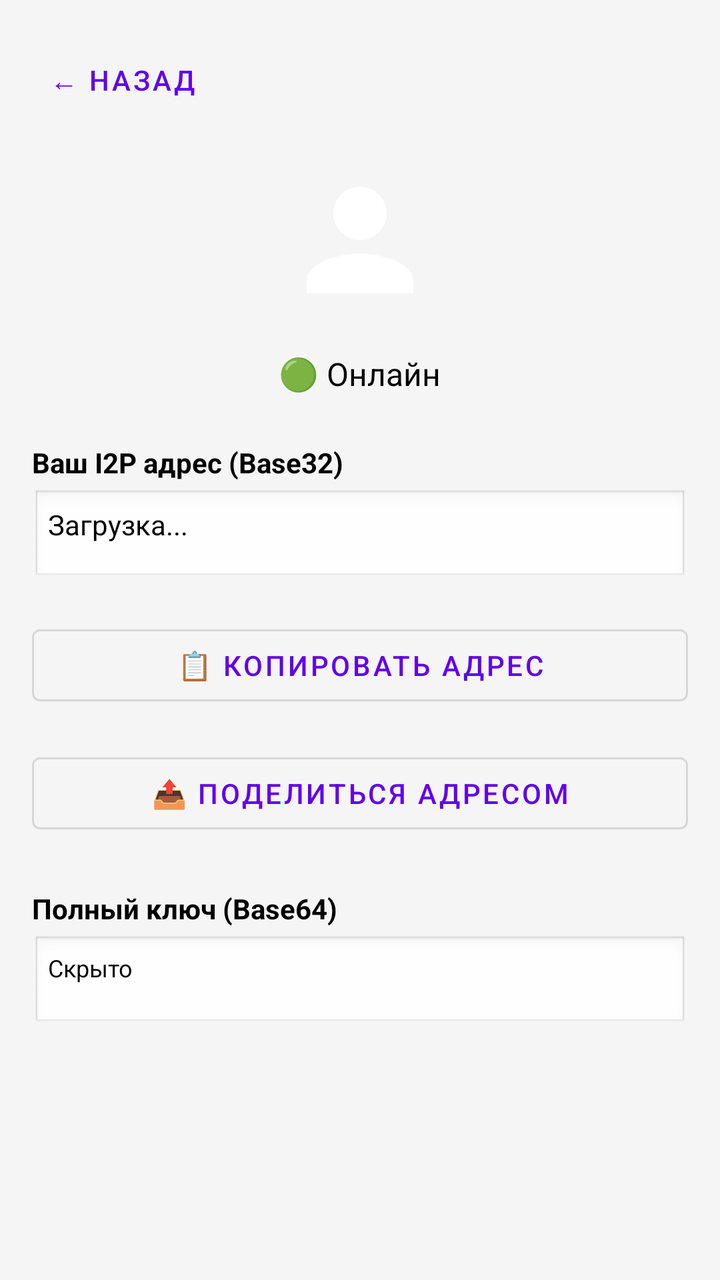
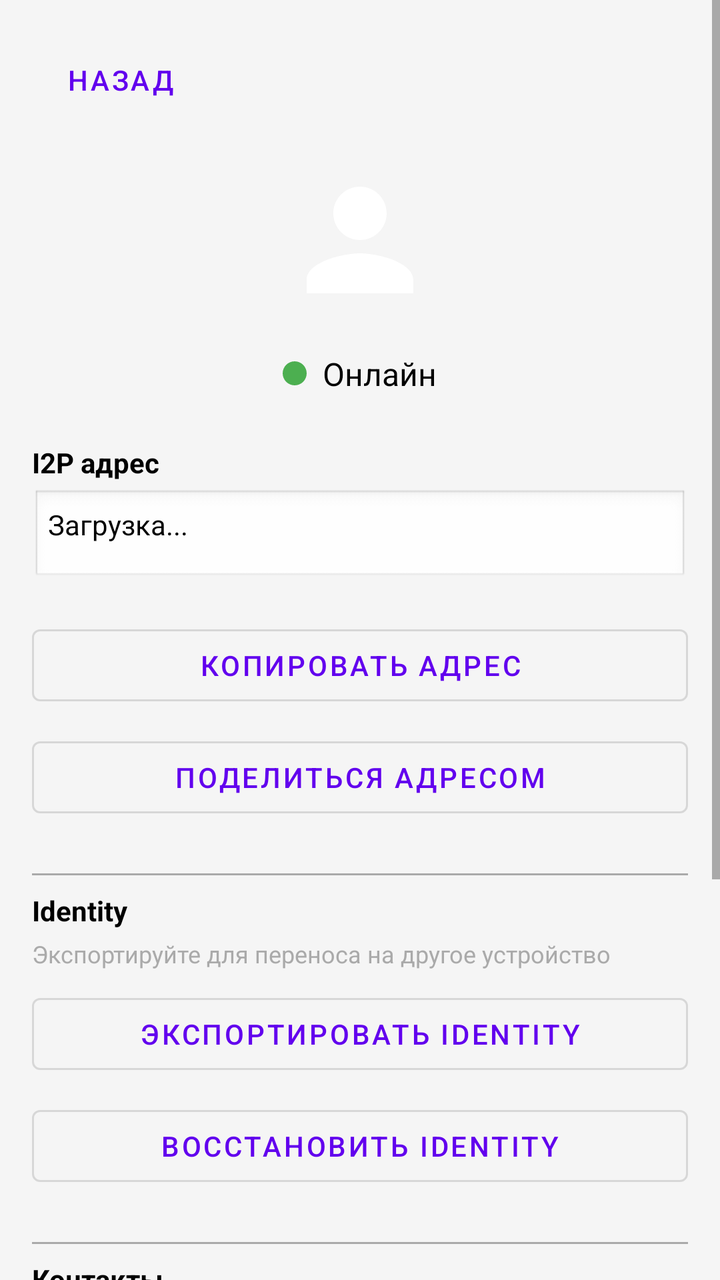

Compare the two renders of this Android layout. The source of the first and the diff that turns it into the second are given below.
<!-- AndroidManifest.xml: application theme Theme.I2PMessenger -->
<!-- res/layout/activity_profile.xml -->
<?xml version="1.0" encoding="utf-8"?>
<LinearLayout xmlns:android="http://schemas.android.com/apk/res/android"
    xmlns:app="http://schemas.android.com/apk/res-auto"
    android:layout_width="match_parent"
    android:layout_height="match_parent"
    android:orientation="vertical"
    android:padding="16dp"
    android:background="@color/light_gray">

    
    <Button
        android:id="@+id/btnBack"
        android:layout_width="wrap_content"
        android:layout_height="wrap_content"
        android:text="← Назад"
        style="@style/Widget.MaterialComponents.Button.TextButton"
        android:layout_marginBottom="16dp" />

    
    <ImageView
        android:layout_width="80dp"
        android:layout_height="80dp"
        android:src="@drawable/ic_avatar"
        android:layout_gravity="center_horizontal"
        android:layout_marginBottom="16dp" />

    
    <TextView
        android:id="@+id/tvStatus"
        android:layout_width="wrap_content"
        android:layout_height="wrap_content"
        android:text="🟢 Онлайн"
        android:textSize="16sp"
        android:textColor="@android:color/black"
        android:layout_gravity="center_horizontal"
        android:layout_marginBottom="24dp" />

    
    <TextView
        android:layout_width="wrap_content"
        android:layout_height="wrap_content"
        android:text="Ваш I2P адрес (Base32)"
        android:textStyle="bold"
        android:textSize="14sp"
        android:textColor="@android:color/black"
        android:layout_marginBottom="4dp" />

    <TextView
        android:id="@+id/tvMyAddress"
        android:layout_width="match_parent"
        android:layout_height="wrap_content"
        android:text="Загрузка..."
        android:textSize="14sp"
        android:textColor="@android:color/black"
        android:padding="8dp"
        android:background="@android:drawable/edit_text"
        android:layout_marginBottom="16dp" />

    
    <Button
        android:id="@+id/btnCopyAddress"
        android:layout_width="match_parent"
        android:layout_height="wrap_content"
        android:text="📋 Копировать адрес"
        style="@style/Widget.MaterialComponents.Button.OutlinedButton"
        android:layout_marginBottom="16dp" />

    <Button
        android:id="@+id/btnShareAddress"
        android:layout_width="match_parent"
        android:layout_height="wrap_content"
        android:text="📤 Поделиться адресом"
        style="@style/Widget.MaterialComponents.Button.OutlinedButton"
        android:layout_marginBottom="24dp" />

    
    <TextView
        android:layout_width="wrap_content"
        android:layout_height="wrap_content"
        android:text="Полный ключ (Base64)"
        android:textStyle="bold"
        android:textSize="14sp"
        android:textColor="@android:color/black"
        android:layout_marginBottom="4dp" />

    <TextView
        android:id="@+id/tvMyBase64"
        android:layout_width="match_parent"
        android:layout_height="wrap_content"
        android:text="Скрыто"
        android:textSize="12sp"
        android:textColor="@android:color/black"
        android:padding="8dp"
        android:background="@android:drawable/edit_text"
        android:layout_marginBottom="16dp" />

</LinearLayout>
<!-- resources referenced by this layout -->
<resources>
  <color name="light_gray">#F5F5F5</color>
  <!-- drawable ic_avatar (drawable) -->
  <vector xmlns:android="http://schemas.android.com/apk/res/android"
      android:width="24dp"
      android:height="24dp"
      android:viewportWidth="24.0"
      android:viewportHeight="24.0">
      <path
          android:fillColor="#FFFFFF"
          android:pathData="M12,12c2.21,0 4,-1.79 4,-4s-1.79,-4 -4,-4 -4,1.79 -4,4 1.79,4 4,4zM12,14c-2.67,0 -8,1.34 -8,4v2h16v-2c0,-2.66 -5.33,-4 -8,-4z" />
  </vector>
  <style name="Theme.I2PMessenger" parent="Theme.MaterialComponents.DayNight.NoActionBar">
          <item name="colorPrimary">@color/colorPrimary</item>
          <item name="colorPrimaryVariant">@color/colorPrimaryVariant</item>
          <item name="colorOnPrimary">@color/colorOnPrimary</item>
          <item name="colorSecondary">@color/colorSecondary</item>
          <item name="colorSecondaryVariant">@color/colorSecondaryVariant</item>
          <item name="colorOnSecondary">@color/colorOnSecondary</item>
          <item name="android:windowBackground">@color/light_gray</item>
          <item name="android:statusBarColor">?attr/colorPrimaryVariant</item>
      </style>
  <color name="colorPrimary">#6200EE</color>
  <color name="colorPrimaryVariant">#3700B3</color>
  <color name="colorOnPrimary">#FFFFFF</color>
  <color name="colorSecondary">#03DAC5</color>
  <color name="colorSecondaryVariant">#018786</color>
  <color name="colorOnSecondary">#000000</color>
</resources>

<!-- the commit's change to res/layout/activity_profile.xml (unified diff, before → after) -->
@@ -1,97 +1,198 @@
 <?xml version="1.0" encoding="utf-8"?>
-<LinearLayout xmlns:android="http://schemas.android.com/apk/res/android"
-    xmlns:app="http://schemas.android.com/apk/res-auto"
-    android:layout_width="match_parent"
-    android:layout_height="match_parent"
-    android:orientation="vertical"
-    android:padding="16dp"
-    android:background="@color/light_gray">
+<ScrollView
+     xmlns:android="http://schemas.android.com/apk/res/android"
+     xmlns:app="http://schemas.android.com/apk/res-auto"
+     android:layout_height="match_parent"
+     android:layout_width="match_parent"
+     android:fillViewport="true">
 
-    
-    <Button
-        android:id="@+id/btnBack"
-        android:layout_width="wrap_content"
-        android:layout_height="wrap_content"
-        android:text="← Назад"
-        style="@style/Widget.MaterialComponents.Button.TextButton"
-        android:layout_marginBottom="16dp" />
+    <LinearLayout
+         android:layout_height="wrap_content"
+         android:layout_width="match_parent"
+         android:background="@color/light_gray"
+         android:padding="16dp"
+         android:orientation="vertical">
 
-    
-    <ImageView
-        android:layout_width="80dp"
-        android:layout_height="80dp"
-        android:src="@drawable/ic_avatar"
-        android:layout_gravity="center_horizontal"
-        android:layout_marginBottom="16dp" />
+        <Button
+             android:layout_height="wrap_content"
+             android:layout_width="wrap_content"
+             android:layout_marginBottom="16dp"
+             style="@style/Widget.MaterialComponents.Button.TextButton"
+             android:id="@+id/btnBack"
+             android:text="Назад" />
 
-    
-    <TextView
-        android:id="@+id/tvStatus"
-        android:layout_width="wrap_content"
-        android:layout_height="wrap_content"
-        android:text="🟢 Онлайн"
-        android:textSize="16sp"
-        android:textColor="@android:color/black"
-        android:layout_gravity="center_horizontal"
-        android:layout_marginBottom="24dp" />
+        <ImageView
+             android:layout_height="80dp"
+             android:layout_width="80dp"
+             android:layout_marginBottom="16dp"
+             android:src="@drawable/ic_avatar"
+             android:layout_gravity="center_horizontal" />
 
-    
-    <TextView
-        android:layout_width="wrap_content"
-        android:layout_height="wrap_content"
-        android:text="Ваш I2P адрес (Base32)"
-        android:textStyle="bold"
-        android:textSize="14sp"
-        android:textColor="@android:color/black"
-        android:layout_marginBottom="4dp" />
+        <LinearLayout
+             android:layout_height="wrap_content"
+             android:layout_width="wrap_content"
+             android:layout_marginBottom="24dp"
+             android:gravity="center_vertical"
+             android:orientation="horizontal"
+             android:layout_gravity="center_horizontal">
 
-    <TextView
-        android:id="@+id/tvMyAddress"
-        android:layout_width="match_parent"
-        android:layout_height="wrap_content"
-        android:text="Загрузка..."
-        android:textSize="14sp"
-        android:textColor="@android:color/black"
-        android:padding="8dp"
-        android:background="@android:drawable/edit_text"
-        android:layout_marginBottom="16dp" />
+            <View
+                 android:layout_height="12dp"
+                 android:layout_width="12dp"
+                 android:layout_marginEnd="8dp"
+                 android:background="@drawable/indicator_online"
+                 android:id="@+id/statusIndicator" />
 
-    
-    <Button
-        android:id="@+id/btnCopyAddress"
-        android:layout_width="match_parent"
-        android:layout_height="wrap_content"
-        android:text="📋 Копировать адрес"
-        style="@style/Widget.MaterialComponents.Button.OutlinedButton"
-        android:layout_marginBottom="16dp" />
+            <TextView
+                 android:layout_height="wrap_content"
+                 android:layout_width="wrap_content"
+                 android:textSize="16sp"
+                 android:textColor="@android:color/black"
+                 android:id="@+id/tvStatus"
+                 android:text="Онлайн" />
 
-    <Button
-        android:id="@+id/btnShareAddress"
-        android:layout_width="match_parent"
-        android:layout_height="wrap_content"
-        android:text="📤 Поделиться адресом"
-        style="@style/Widget.MaterialComponents.Button.OutlinedButton"
-        android:layout_marginBottom="24dp" />
+        </LinearLayout>
 
-    
-    <TextView
-        android:layout_width="wrap_content"
-        android:layout_height="wrap_content"
-        android:text="Полный ключ (Base64)"
-        android:textStyle="bold"
-        android:textSize="14sp"
-        android:textColor="@android:color/black"
-        android:layout_marginBottom="4dp" />
+        <TextView
+             android:layout_height="wrap_content"
+             android:layout_width="wrap_content"
+             android:layout_marginBottom="4dp"
+             android:textSize="14sp"
+             android:textColor="@android:color/black"
+             android:text="I2P адрес"
+             android:textStyle="bold" />
 
-    <TextView
-        android:id="@+id/tvMyBase64"
-        android:layout_width="match_parent"
-        android:layout_height="wrap_content"
-        android:text="Скрыто"
-        android:textSize="12sp"
-        android:textColor="@android:color/black"
-        android:padding="8dp"
-        android:background="@android:drawable/edit_text"
-        android:layout_marginBottom="16dp" />
+        <TextView
+             android:layout_height="wrap_content"
+             android:layout_width="match_parent"
+             android:layout_marginBottom="16dp"
+             android:background="@android:drawable/edit_text"
+             android:padding="8dp"
+             android:textSize="14sp"
+             android:textColor="@android:color/black"
+             android:id="@+id/tvMyAddress"
+             android:text="Загрузка..." />
 
-</LinearLayout>
+        <Button
+             android:layout_height="wrap_content"
+             android:layout_width="match_parent"
+             android:layout_marginBottom="8dp"
+             style="@style/Widget.MaterialComponents.Button.OutlinedButton"
+             android:id="@+id/btnCopyAddress"
+             android:text="Копировать адрес" />
+
+        <Button
+             android:layout_height="wrap_content"
+             android:layout_width="match_parent"
+             android:layout_marginBottom="16dp"
+             style="@style/Widget.MaterialComponents.Button.OutlinedButton"
+             android:id="@+id/btnShareAddress"
+             android:text="Поделиться адресом" />
+
+        <View
+             android:layout_height="1dp"
+             android:layout_width="match_parent"
+             android:layout_marginVertical="8dp"
+             android:background="@android:color/darker_gray" />
+
+        <TextView
+             android:layout_height="wrap_content"
+             android:layout_width="wrap_content"
+             android:layout_marginBottom="4dp"
+             android:textSize="14sp"
+             android:textColor="@android:color/black"
+             android:text="Identity"
+             android:textStyle="bold" />
+
+        <TextView
+             android:layout_height="wrap_content"
+             android:layout_width="match_parent"
+             android:layout_marginBottom="8dp"
+             android:textSize="12sp"
+             android:textColor="@android:color/darker_gray"
+             android:text="Экспортируйте для переноса на другое устройство" />
+
+        <Button
+             android:layout_height="wrap_content"
+             android:layout_width="match_parent"
+             android:layout_marginBottom="8dp"
+             style="@style/Widget.MaterialComponents.Button.OutlinedButton"
+             android:id="@+id/btnExportIdentity"
+             android:text="Экспортировать identity" />
+
+        <Button
+             android:layout_height="wrap_content"
+             android:layout_width="match_parent"
+             android:layout_marginBottom="16dp"
+             style="@style/Widget.MaterialComponents.Button.OutlinedButton"
+             android:id="@+id/btnImportIdentity"
+             android:text="Восстановить identity" />
+
+        <View
+             android:layout_height="1dp"
+             android:layout_width="match_parent"
+             android:layout_marginVertical="8dp"
+             android:background="@android:color/darker_gray" />
+
+        <TextView
+             android:layout_height="wrap_content"
+             android:layout_width="wrap_content"
+             android:layout_marginBottom="4dp"
+             android:textSize="14sp"
+             android:textColor="@android:color/black"
+             android:text="Контакты"
+             android:textStyle="bold" />
+
+        <TextView
+             android:layout_height="wrap_content"
+             android:layout_width="match_parent"
+             android:layout_marginBottom="8dp"
+             android:textSize="12sp"
+             android:textColor="@android:color/darker_gray"
+             android:text="Экспортируйте все контакты для переноса на другое устройство" />
+
+        <Button
+             android:layout_height="wrap_content"
+             android:layout_width="match_parent"
+             android:layout_marginBottom="8dp"
+             style="@style/Widget.MaterialComponents.Button.OutlinedButton"
+             android:id="@+id/btnExportContacts"
+             android:text="Экспортировать контакты" />
+
+        <Button
+             android:layout_height="wrap_content"
+             android:layout_width="match_parent"
+             android:layout_marginBottom="16dp"
+             style="@style/Widget.MaterialComponents.Button.OutlinedButton"
+             android:id="@+id/btnImportContacts"
+             android:text="Импортировать контакты" />
+
+        <View
+             android:layout_height="1dp"
+             android:layout_width="match_parent"
+             android:layout_marginVertical="8dp"
+             android:background="@android:color/darker_gray" />
+
+        <TextView
+             android:layout_height="wrap_content"
+             android:layout_width="wrap_content"
+             android:layout_marginBottom="4dp"
+             android:textSize="14sp"
+             android:textColor="@android:color/black"
+             android:text="Публичный ключ (Base64)"
+             android:textStyle="bold" />
+
+        <TextView
+             android:layout_height="wrap_content"
+             android:layout_width="match_parent"
+             android:layout_marginBottom="16dp"
+             android:background="@android:drawable/edit_text"
+             android:padding="8dp"
+             android:textSize="12sp"
+             android:textColor="@android:color/black"
+             android:id="@+id/tvMyBase64"
+             android:text="Скрыто" />
+
+    </LinearLayout>
+
+</ScrollView>
<!-- resource entries referenced after the edit -->
@@ -11,6 +11,12 @@
           android:fillColor="#FFFFFF"
           android:pathData="M12,12c2.21,0 4,-1.79 4,-4s-1.79,-4 -4,-4 -4,1.79 -4,4 1.79,4 4,4zM12,14c-2.67,0 -8,1.34 -8,4v2h16v-2c0,-2.66 -5.33,-4 -8,-4z" />
   </vector>
+  <!-- drawable indicator_online (drawable) -->
+  <?xml version="1.0" encoding="utf-8"?>
+  <shape xmlns:android="http://schemas.android.com/apk/res/android"
+      android:shape="oval">
+      <solid android:color="#4CAF50" />
+  </shape>
   <style name="Theme.I2PMessenger" parent="Theme.MaterialComponents.DayNight.NoActionBar">
           <item name="colorPrimary">@color/colorPrimary</item>
           <item name="colorPrimaryVariant">@color/colorPrimaryVariant</item>
